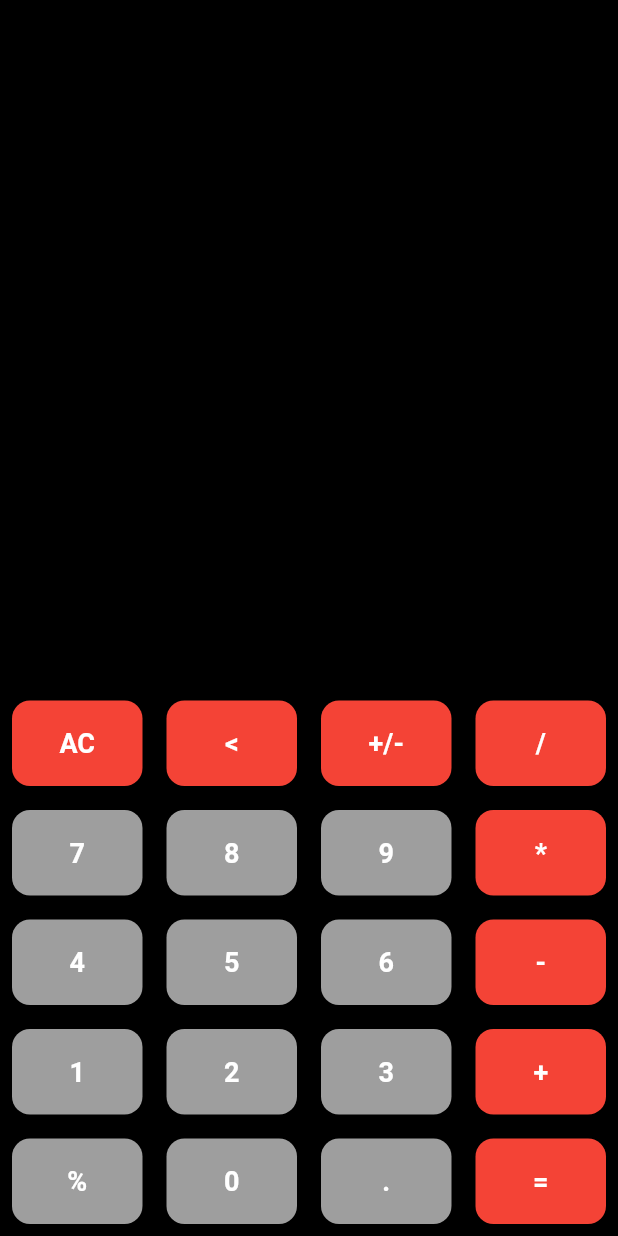
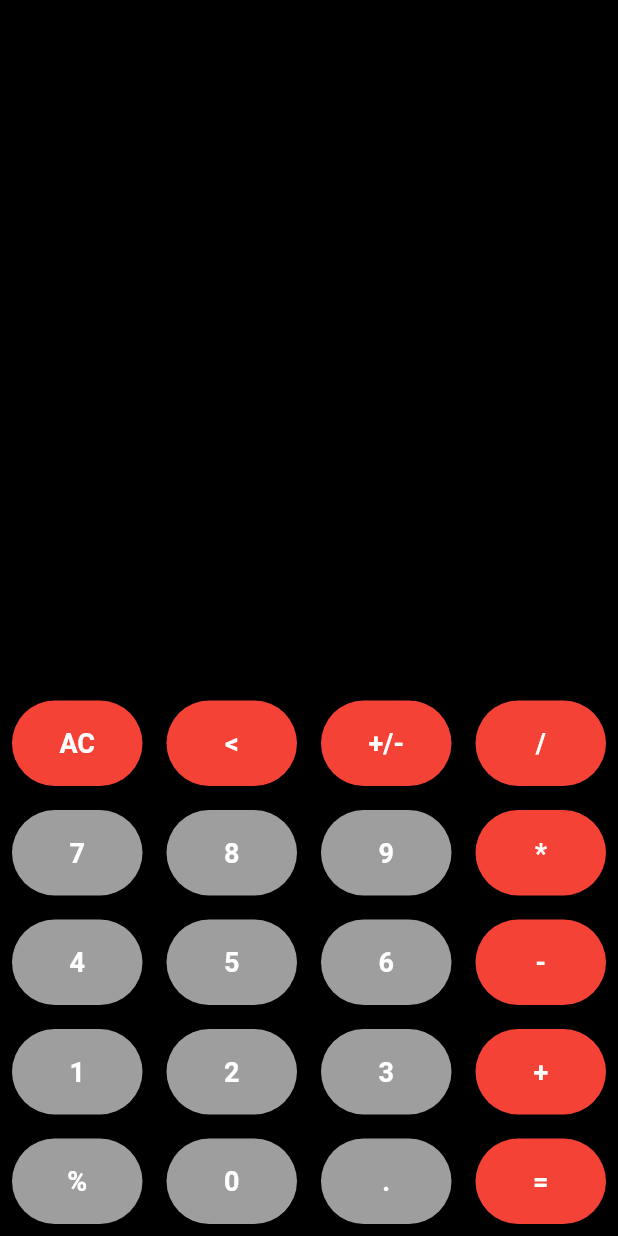
Before and after one commit to Phenominal1/Calculator_Flutter, a Flutter app: the screen it shows after launch, on a phone screen of 412 x 824 dp. Run offline on Flutter 3.47's test engine with Material 2 defaults, Android fonts, the phone set to English and light mode, and no system bars; our stand-ins replace math_expressions.

Commit message:
FontUpdated

```diff
--- a/lib/main.dart
+++ b/lib/main.dart
@@ -60,14 +60,14 @@ class _CalculatorAppState extends State<CalculatorApp> {
                 children: [
                   Text(
                     input,
-                    style: TextStyle(fontSize: 48, color: Colors.white),
+                    style: TextStyle(fontSize: 38, color: Colors.white),
                   ),
                   SizedBox(
                     height: 40,
                   ),
                   Text(
                     output,
-                    style: TextStyle(fontSize: 30, color: Colors.white),
+                    style: TextStyle(fontSize: 50, color: Colors.white),
                   ),
                   SizedBox(
                     height: 40,
@@ -146,7 +146,7 @@ class _CalculatorAppState extends State<CalculatorApp> {
       child: ElevatedButton(
         style: ElevatedButton.styleFrom(
             shape:
-                RoundedRectangleBorder(borderRadius: BorderRadius.circular(12)),
+                RoundedRectangleBorder(borderRadius: BorderRadius.circular(40)),
             padding: const EdgeInsets.all(18),
             backgroundColor: buttonBgColor),
         onPressed: () => onButtonClick(text),
```
